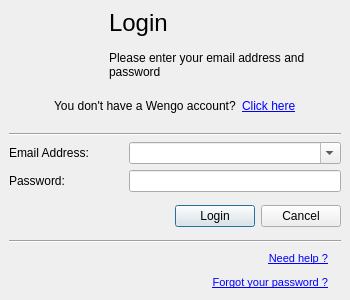
This is wengophone/src/presentation/qt/login/LoginWindow.ui in tkrotoff/WengoPhone as Qt 5 draws it before an edit. The edited form follows.
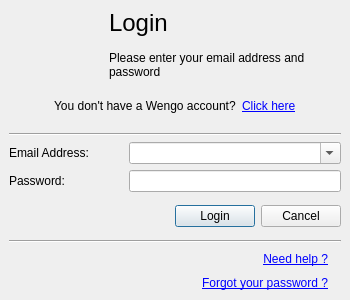
This is the edited form. Icons and pictures are not drawn.

```diff
--- a/wengophone/src/presentation/qt/login/LoginWindow.ui
+++ b/wengophone/src/presentation/qt/login/LoginWindow.ui
@@ -33,7 +33,7 @@
      <item row="1" column="1" >
       <widget class="QLabel" name="forgotPasswordLabel" >
        <property name="text" >
-        <string>&lt;html>&lt;head>&lt;meta name="qrichtext" content="1" />&lt;/head>&lt;body style=" white-space: pre-wrap; font-family:MS Shell Dlg; font-size:8.25pt; font-weight:400; font-style:normal; text-decoration:none;">&lt;p style=" margin-top:0px; margin-bottom:0px; margin-left:0px; margin-right:0px; -qt-block-indent:0; text-indent:0px;">&lt;span style=" font-size:8pt; text-decoration: underline; color:#0000ff;">Forgot your password ?&lt;/span>&lt;/p>&lt;/body>&lt;/html></string>
+        <string>&lt;span style=" text-decoration: underline; color:#0000ff;">Forgot your password ?&lt;/span></string>
        </property>
        <property name="alignment" >
         <set>Qt::AlignRight|Qt::AlignTrailing|Qt::AlignVCenter</set>
@@ -46,7 +46,7 @@
         <enum>Qt::LeftToRight</enum>
        </property>
        <property name="text" >
-        <string>&lt;html>&lt;head>&lt;meta name="qrichtext" content="1" />&lt;/head>&lt;body style=" white-space: pre-wrap; font-family:MS Shell Dlg; font-size:8.25pt; font-weight:400; font-style:normal; text-decoration:none;">&lt;p style=" margin-top:0px; margin-bottom:0px; margin-left:0px; margin-right:0px; -qt-block-indent:0; text-indent:0px;">&lt;span style=" font-size:8pt; text-decoration: underline; color:#0000ff;">Need help ?&lt;/span>&lt;/p>&lt;/body>&lt;/html></string>
+        <string>&lt;span style=" text-decoration: underline; color:#0000ff;">Need help ?&lt;/span></string>
        </property>
        <property name="textFormat" >
         <enum>Qt::AutoText</enum>
```
Left out of the diff: 2 changed lines with no effect on the pictures.
